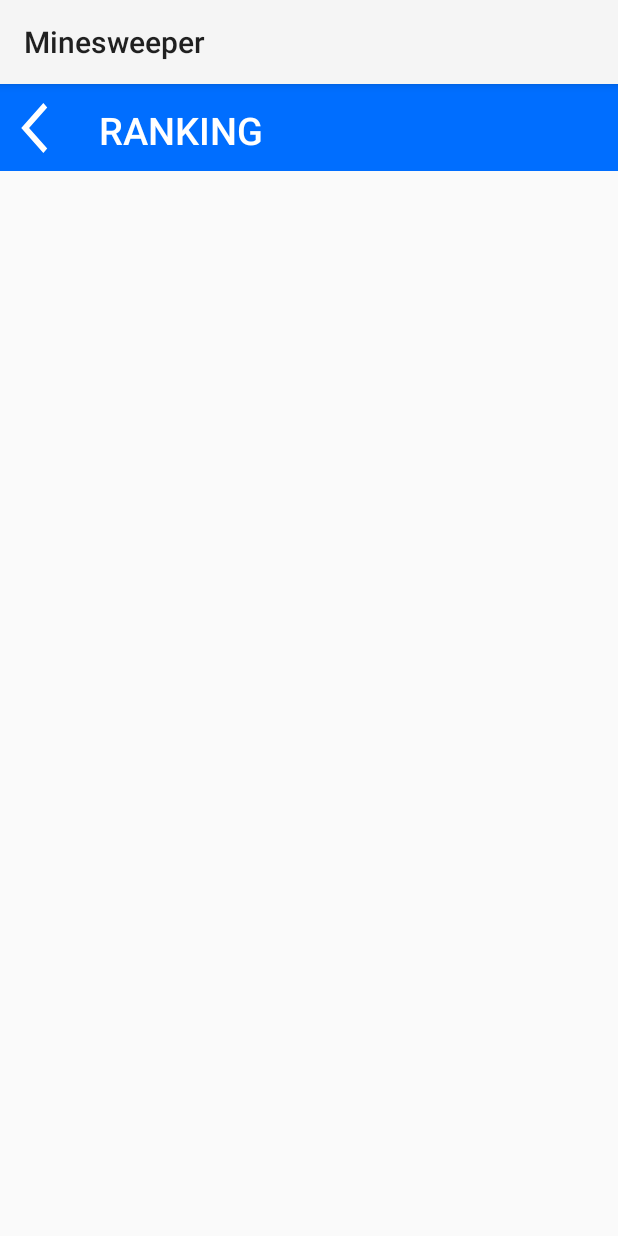
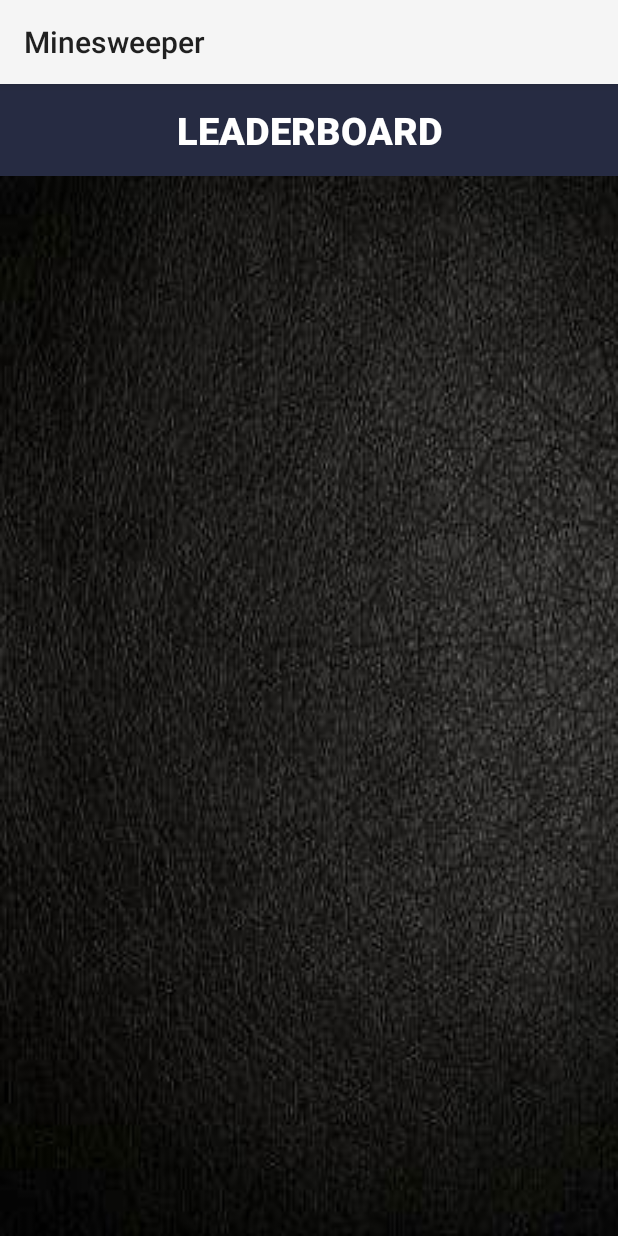
Before and after one commit to asw-234/Minesweeper, an Android app: the RankingActivity screen opened directly, with no data from a screen before it, on a phone screen of 412 x 824 dp. Run offline under Robolectric (Android 15) with nearby library versions, the phone set to English and light mode, and no system bars; our stand-ins replace Firebase (no records; nobody signed in at launch, a user with empty details on screens opened directly).

Commit message:
Style leaderboard rankings

```diff
--- a/app/src/main/java/uni/minesweeper/activities/RankingActivity.java
+++ b/app/src/main/java/uni/minesweeper/activities/RankingActivity.java
@@ -1,6 +1,5 @@
 package uni.minesweeper.activities;
 
-import android.content.Intent;
 import android.os.Bundle;
 
 import androidx.appcompat.app.AppCompatActivity;
@@ -8,10 +7,9 @@ import androidx.recyclerview.widget.LinearLayoutManager;
 import androidx.recyclerview.widget.RecyclerView;
 
 import uni.minesweeper.R;
-import uni.minesweeper.Utils;
-import uni.minesweeper.activities.play.IntroActivity;
 import uni.minesweeper.adapter.RecyclerAdapter;
 import uni.minesweeper.database.FirebaseManager;
+
 
 public class RankingActivity extends AppCompatActivity {
   private RecyclerView recyclerView;
@@ -24,14 +22,11 @@ public class RankingActivity extends AppCompatActivity {
 
     recyclerView = findViewById(R.id.recyclerID);
     recyclerView.setLayoutManager(new LinearLayoutManager(this));
+
     FirebaseManager.getInstance().fetchRankingUsers(rankingList -> {
       recyclerAdapter = new RecyclerAdapter(RankingActivity.this, rankingList);
       recyclerView.setAdapter(recyclerAdapter);
     });
-
-    findViewById(R.id.ibBack).setOnClickListener(view ->
-      Utils.sendToActivity(this, IntroActivity.class, Intent.FLAG_ACTIVITY_CLEAR_TASK | Intent.FLAG_ACTIVITY_NEW_TASK)
-    );
   }
 
   @Override
--- a/app/src/main/res/layout/activity_menu.xml
+++ b/app/src/main/res/layout/activity_menu.xml
@@ -35,7 +35,7 @@
         android:layout_width="match_parent"
         android:layout_height="wrap_content"
         android:layout_marginHorizontal="15dp"
-        android:text="@string/show_leaderboards"
+        android:text="@string/show_leaderboard"
         android:textSize="10sp"
         android:background="@color/buttonBg"
         android:textColor="#FFF"
--- a/app/src/main/res/layout/activity_ranking.xml
+++ b/app/src/main/res/layout/activity_ranking.xml
@@ -4,38 +4,23 @@
     xmlns:tools="http://schemas.android.com/tools"
     android:layout_width="match_parent"
     android:layout_height="match_parent"
+    android:background="@drawable/bg_dark"
     tools:context=".activities.RankingActivity">
-
-    <ImageButton
-        android:id="@+id/ibBack"
-        style="?android:attr/borderlessButtonStyle"
-        android:layout_width="46dp"
-        android:layout_height="58dp"
-        android:layout_marginBottom="20dp"
-        android:background="@color/colorPrimary"
-        android:src="@drawable/ic_back"
-        app:layout_constraintBottom_toTopOf="@+id/recyclerID"
-        app:layout_constraintStart_toStartOf="parent"
-        app:layout_constraintTop_toTopOf="parent"
-        app:layout_constraintVertical_bias="0.0"
-        android:contentDescription="@string/button_image" />
 
     <TextView
         android:id="@+id/tvTitle"
         style="?android:attr/borderlessButtonStyle"
-        android:layout_width="370dp"
-        android:layout_height="58dp"
-        android:background="@color/colorPrimary"
+        android:layout_width="match_parent"
+        android:layout_height="wrap_content"
+        android:background="@color/colorPrimaryDark"
         android:paddingHorizontal="20dp"
         android:paddingVertical="13dp"
-        android:text="@string/ranking"
-        android:textAlignment="textStart"
+        android:text="@string/leaderboard"
         android:textColor="#FFFFFF"
         android:textSize="25sp"
-        app:layout_constraintStart_toEndOf="@id/ibBack"
-        app:layout_constraintTop_toTopOf="parent"
-
-        />
+        android:textAllCaps="true"
+        android:textStyle="bold"
+        app:layout_constraintTop_toTopOf="parent" />
 
     <androidx.recyclerview.widget.RecyclerView
         android:id="@+id/recyclerID"
--- a/app/src/main/res/values/colors.xml
+++ b/app/src/main/res/values/colors.xml
@@ -1,7 +1,7 @@
 <?xml version="1.0" encoding="utf-8"?>
 <resources>
   <color name="colorPrimary">#006EFF</color>
-  <color name="colorPrimaryDark">#001AA8</color>
+  <color name="colorPrimaryDark">#262B42</color>
   <color name="colorAccent">#447BFF</color>
   <color name="colorBg">#CCCCCC</color>
   <color name="colorPadding">#979696</color>
--- a/app/src/main/res/values/strings.xml
+++ b/app/src/main/res/values/strings.xml
@@ -13,12 +13,15 @@
     <string name="email">Email</string>
     <string name="welcome_to">Welcome to</string>
     <string name="start_game">Start game</string>
-    <string name="show_leaderboards">Show leaderboards</string>
+    <string name="show_leaderboard">Show leaderboard</string>
     <string name="logout">Logout</string>
     <string name="enter_your_email_address">Enter your email address</string>
     <string name="enter_your_password">Enter your password</string>
     <string name="confirm_your_password">Confirm your password</string>
     <string name="register">Register</string>
     <string name="button_image">Button image</string>
-    <string name="ranking">Ranking</string>
+    <string name="rank">Rank</string>
+    <string name="someone">Someone</string>
+    <string name="score">Score</string>
+    <string name="leaderboard">Leaderboard</string>
 </resources>
```
Also changed, not shown: app/src/main/res/layout/recyclerview_row.xml (+17 -7 lines), app/src/main/res/drawable-hdpi/bg_dark.jpeg (added).
